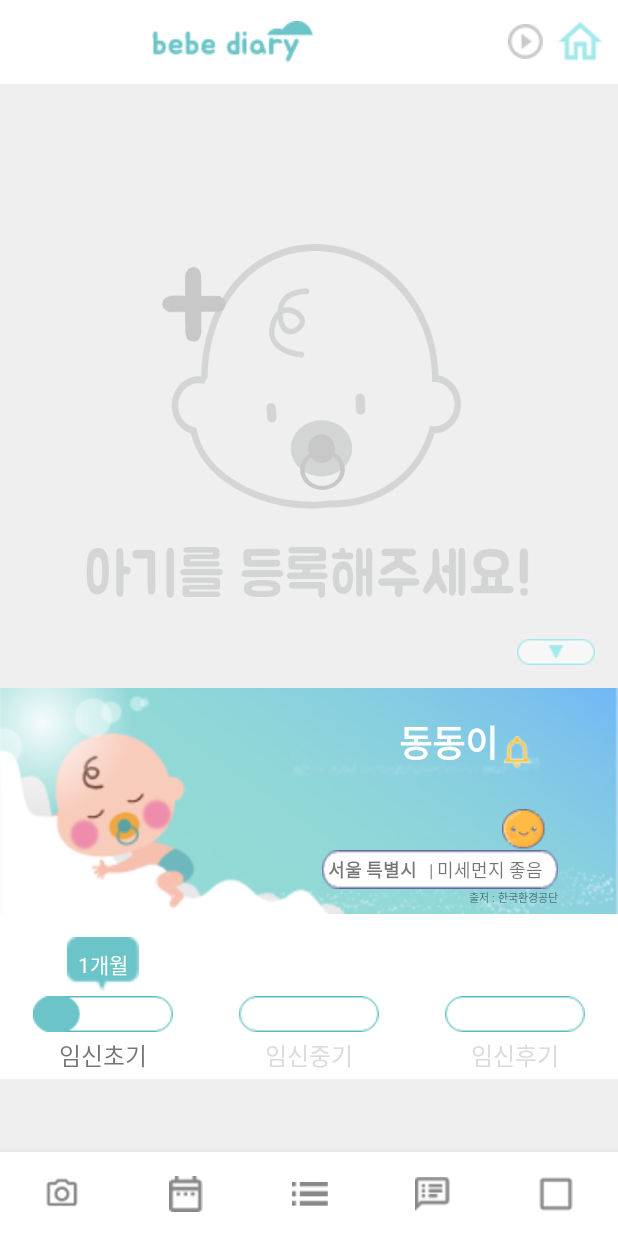
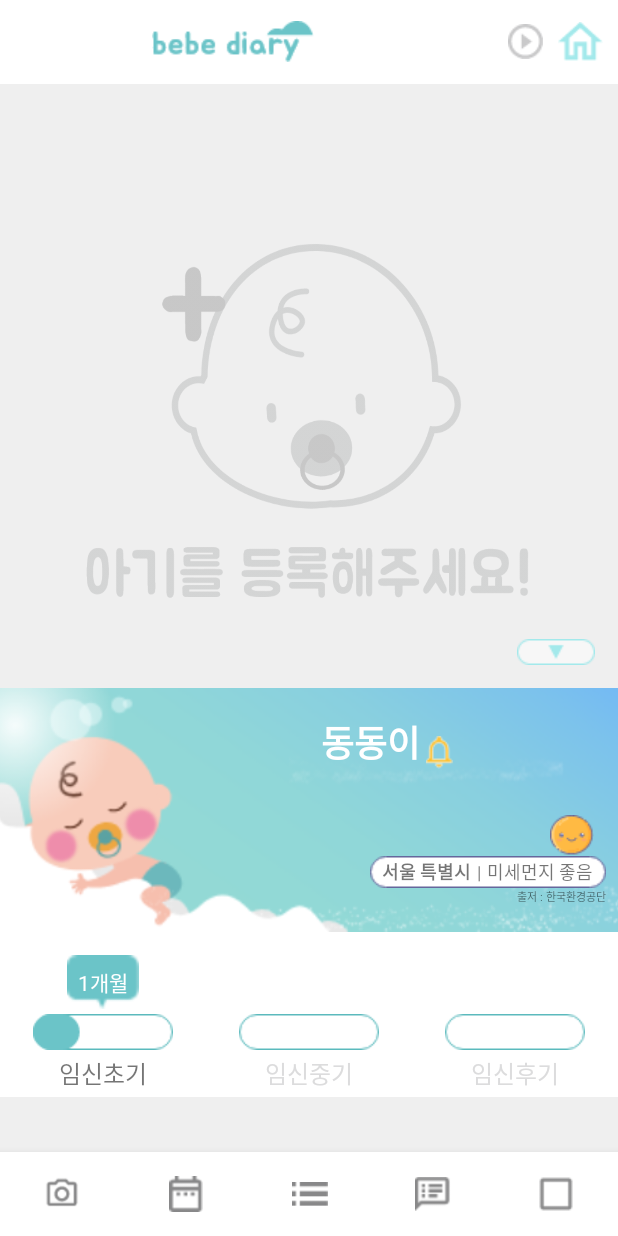
Before and after one commit to hyunji92/BebeDiary, an Android app: the layout contents_main.xml on its own in the app's theme, with its tools: preview values and no code run, on a phone screen of 412 x 824 dp. Run offline under Robolectric (Android 15) with nearby library versions, the phone set to English and light mode, and no system bars.

Commit message:
메인 레이아웃 수정

```diff
--- a/app/src/main/res/layout/contents_main.xml
+++ b/app/src/main/res/layout/contents_main.xml
@@ -113,10 +113,9 @@
                 android:layout_width="match_parent"
                 android:layout_height="wrap_content">
 
-                // 아가 사진 없을 때, 등록하세요
-                // 아기 사진 없이 등록했을 때 보이는거
-                // 보여야 하는거
-
+                <!-- 아가 사진 없을 때, 등록하세요-->
+                <!-- 아기 사진 없이 등록했을 때 보이는거-->
+                <!-- 보여야 하는거-->
                 <LinearLayout
                     android:id="@+id/no_register_baby_image_layout"
                     android:layout_width="match_parent"
@@ -144,9 +143,9 @@
                         android:textSize="32sp" />
 
                 </LinearLayout>
-                // 리얼 사진, 사진 있으면 보여야 하는거
-                // 보여야 하는거
 
+                <!-- 리얼 사진, 사진 있으면 보여야 하는거-->
+                <!-- 보여야 하는거-->
                 <ImageView
                     android:id="@+id/real_baby_image"
                     android:layout_width="match_parent"
@@ -173,21 +172,36 @@
                 android:layout_height="wrap_content"
                 android:orientation="vertical">
 
-                <LinearLayout
+                <androidx.constraintlayout.widget.ConstraintLayout
                     android:id="@+id/main_top_layout"
                     android:layout_width="match_parent"
                     android:layout_height="wrap_content"
-                    android:background="@drawable/main_top_layout"
-                    android:orientation="vertical"
                     android:visibility="gone"
                     tools:visibility="visible">
+
+                    <androidx.appcompat.widget.AppCompatImageView
+                        android:layout_width="match_parent"
+                        android:layout_height="0dp"
+                        android:scaleType="centerCrop"
+                        android:src="@drawable/main_top_layout"
+                        app:layout_constraintBottom_toBottomOf="parent"
+                        app:layout_constraintTop_toTopOf="parent" />
+
+                    <LinearLayout
+                        android:layout_width="0dp"
+                        android:layout_height="wrap_content"
+                        android:orientation="vertical"
+                        android:paddingStart="8dp"
+                        android:paddingEnd="8dp"
+                        app:layout_constraintEnd_toEndOf="parent"
+                        app:layout_constraintTop_toBottomOf="parent"
+                        app:layout_constraintTop_toTopOf="parent"
+                        app:layout_constraintWidth_percent="0.5">
 
                         <LinearLayout
                             android:layout_width="wrap_content"
                             android:layout_height="wrap_content"
-                        android:layout_gravity="right"
                             android:layout_marginTop="18dp"
-                        android:layout_marginRight="50dp"
                             android:gravity="center_vertical"
                             android:orientation="horizontal">
 
@@ -222,9 +236,8 @@
                         </LinearLayout>
 
                         <LinearLayout
-                        android:layout_width="200dp"
+                            android:layout_width="match_parent"
                             android:layout_height="wrap_content"
-                        android:layout_gravity="right"
                             android:layout_marginTop="4dp"
                             android:layout_marginBottom="4dp"
                             android:orientation="vertical">
@@ -243,57 +256,63 @@
                         <LinearLayout
                             android:layout_width="wrap_content"
                             android:layout_height="wrap_content"
-                        android:layout_gravity="right"
-                        android:layout_marginRight="40dp"
-                        android:layout_marginBottom="5dp"
+                            android:layout_gravity="end"
+                            android:layout_marginTop="4dp"
+                            android:layout_marginBottom="18dp"
                             android:orientation="vertical">
 
-
-                        <ImageView
+                            <androidx.appcompat.widget.AppCompatImageView
                                 android:id="@+id/dust_img"
                                 android:layout_width="wrap_content"
                                 android:layout_height="wrap_content"
                                 android:layout_gravity="end"
-                            android:layout_marginRight="8dp"
+                                android:layout_marginEnd="8dp"
                                 android:background="@drawable/dust_good" />
 
                             <LinearLayout
                                 android:layout_width="wrap_content"
                                 android:layout_height="wrap_content"
                                 android:background="@drawable/dust_info_bg"
+                                android:gravity="center"
                                 android:orientation="horizontal">
 
                                 <TextView
                                     android:id="@+id/dust_location_text"
                                     android:layout_width="wrap_content"
                                     android:layout_height="wrap_content"
-                                android:padding="4dp"
+                                    android:paddingStart="8dp"
+                                    android:paddingEnd="4dp"
                                     android:text="서울 특별시"
                                     android:textAlignment="center"
                                     android:textSize="12sp"
                                     android:textStyle="bold" />
 
                                 <TextView
+                                    android:layout_width="wrap_content"
+                                    android:layout_height="wrap_content"
+                                    android:text="|"
+                                    android:textSize="12sp" />
+
+                                <TextView
                                     android:id="@+id/dust_text"
                                     android:layout_width="wrap_content"
                                     android:layout_height="wrap_content"
-                                android:padding="4dp"
-                                android:text="| 미세먼지 좋음"
+                                    android:paddingStart="4dp"
+                                    android:paddingEnd="8dp"
+                                    android:text="미세먼지 좋음"
                                     android:textAlignment="center"
                                     android:textSize="12sp" />
-
-
                             </LinearLayout>
 
                             <TextView
                                 android:layout_width="wrap_content"
                                 android:layout_height="wrap_content"
-                            android:layout_gravity="right"
+                                android:layout_gravity="end"
                                 android:text="출저 : 한국환경공단"
                                 android:textSize="7sp" />
                         </LinearLayout>
                     </LinearLayout>
-
+                </androidx.constraintlayout.widget.ConstraintLayout>
 
                 <!-- 임신 상태 정보 그룹 레이아웃 -->
                 <LinearLayout
@@ -501,6 +520,4 @@
         app:layout_constraintLeft_toLeftOf="parent"
         app:layout_constraintRight_toRightOf="parent"
         app:menu="@menu/bottom_nav_menu" />
-
-
 </androidx.constraintlayout.widget.ConstraintLayout>
```
Lines whose indentation alone changed are shown as unchanged.
